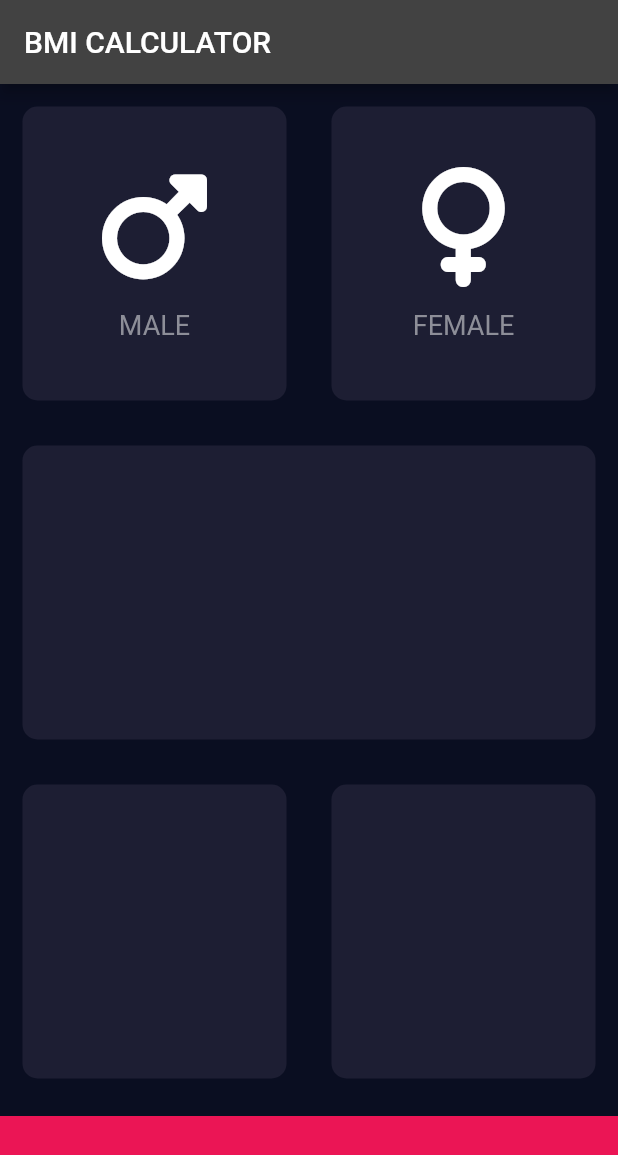
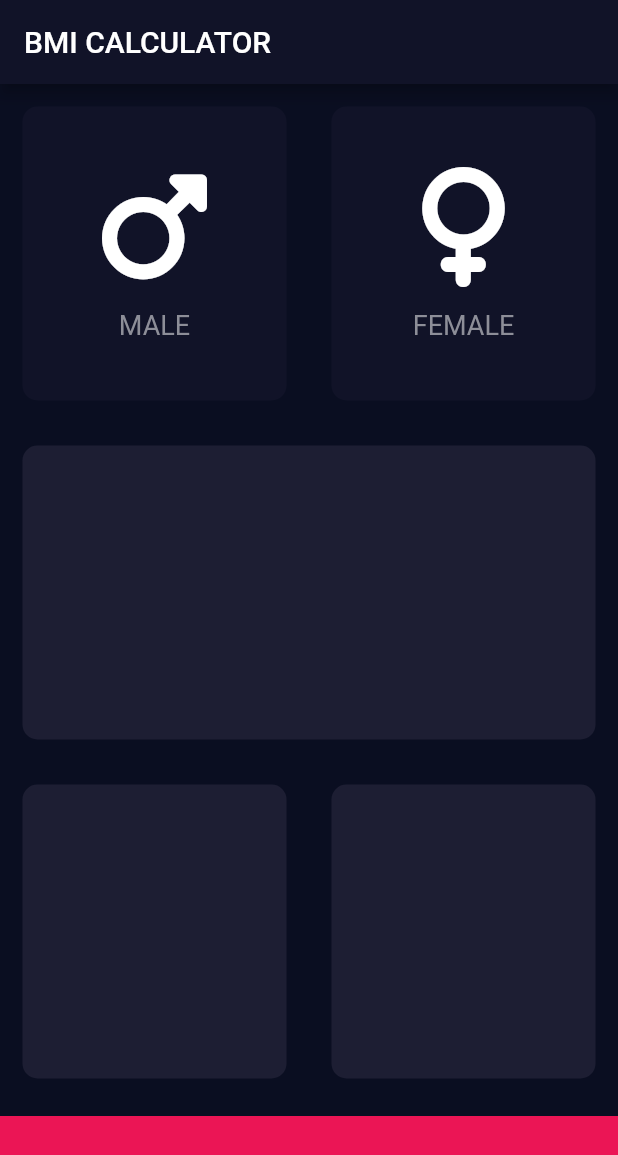
Before and after one commit to TshephangMogotsi/BMI_calculator, a Flutter app: the screen it shows after launch, on a phone screen of 412 x 824 dp. Shown: the top 1155 px of the screen. Run offline on Flutter 3.47's test engine with Material 2 defaults, Android fonts, the phone set to English and light mode, and no system bars; our stand-ins replace font_awesome_flutter.

Commit message:
created clickable male and female cards

```diff
--- a/lib/screens/input_page.dart
+++ b/lib/screens/input_page.dart
@@ -6,6 +6,7 @@ import '../reusable_widgets/reusable_card.dart';
 
 const bottomContainerHeight = 80.0;
 const activeCardColor = Color(0xFF1D1E33);
+const inactiveCardColor = Color(0xFF111328);
 const bottomContainerColor = Color(0xFFEB1555);
 
 class InputPage extends StatefulWidget {
@@ -16,32 +17,70 @@ class InputPage extends StatefulWidget {
 }
 
 class _InputPageState extends State<InputPage> {
+  //male = 1, female = 2
+  void updateColor(int gender) {
+    if (gender == 1) {
+      if (maleCardColor == inactiveCardColor) {
+        maleCardColor = activeCardColor;
+        femaleCardColor = inactiveCardColor;
+      } else {
+        maleCardColor = inactiveCardColor;
+      }
+    }
+    if (gender == 2) {
+      if (femaleCardColor == inactiveCardColor) {
+        femaleCardColor = activeCardColor;
+        maleCardColor = inactiveCardColor;
+      } else {
+        femaleCardColor = inactiveCardColor;
+      }
+    }
+  }
+
+  Color maleCardColor = inactiveCardColor;
+  Color femaleCardColor = inactiveCardColor;
+
   @override
   Widget build(BuildContext context) {
     return Scaffold(
       appBar: AppBar(
+        backgroundColor: inactiveCardColor,
         title: const Text('BMI CALCULATOR'),
       ),
       body: Column(
         children: <Widget>[
           Expanded(
             child: Row(
-              children: const[
+              children: [
                 Expanded(
+                  child: GestureDetector(
+                    onTap: () {
+                      setState(() {
+                        updateColor(1);
+                      });
+                    },
                     child: ReusableCard(
-                    colour: activeCardColor,
-                    cardChild: CardChildContent(
+                      colour: maleCardColor,
+                      cardChild: const CardChildContent(
                         icon: FontAwesomeIcons.mars,
                         cardLabel: "MALE",
                       ),
                     ),
                   ),
+                ),
                 Expanded(
+                  child: GestureDetector(
+                    onTap: () {
+                      setState(() {
+                        updateColor(2);
+                      });
+                    },
                     child: ReusableCard(
-                    colour: activeCardColor,
-                    cardChild: CardChildContent(
+                      colour: femaleCardColor,
+                      cardChild: const CardChildContent(
                         icon: FontAwesomeIcons.venus,
                         cardLabel: "FEMALE",
+                      ),
                     ),
                   ),
                 ),
```
Lines whose indentation alone changed are shown as unchanged.
